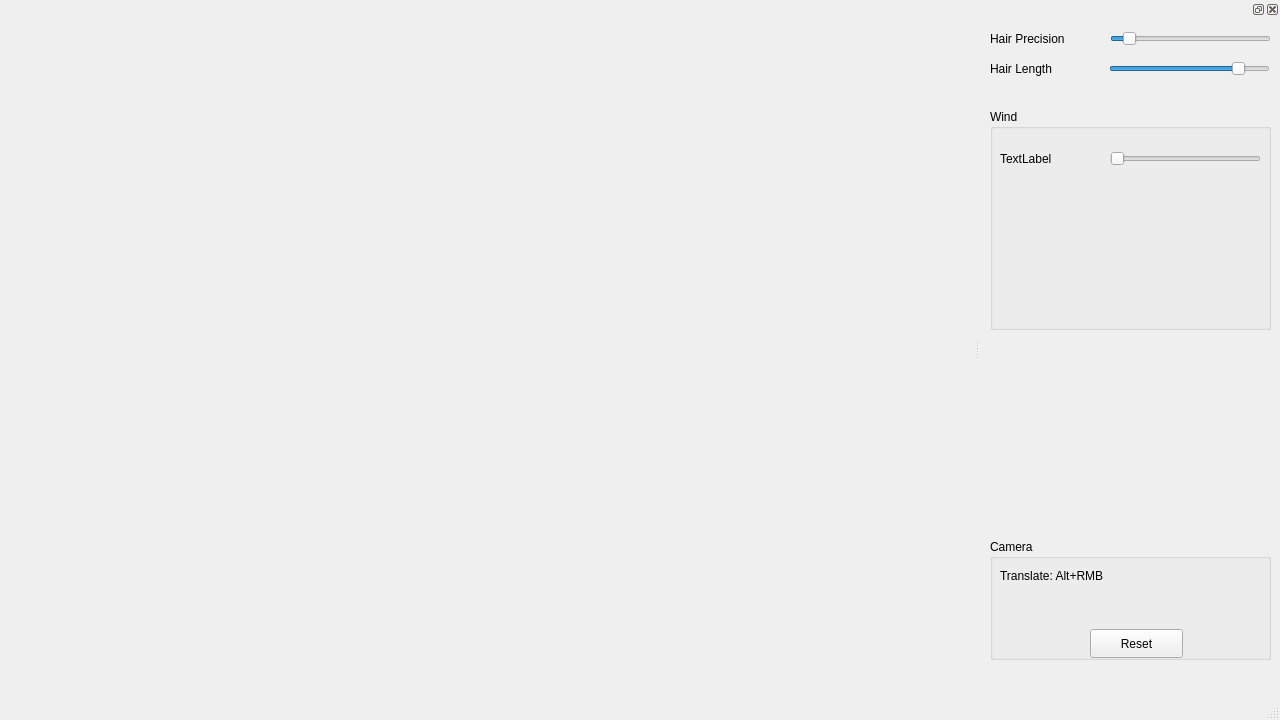
The window that HairSimulation/ui/mainwindow.ui (ihoung/HairStrandSimulation) describes before a commit, drawn with Qt 5.
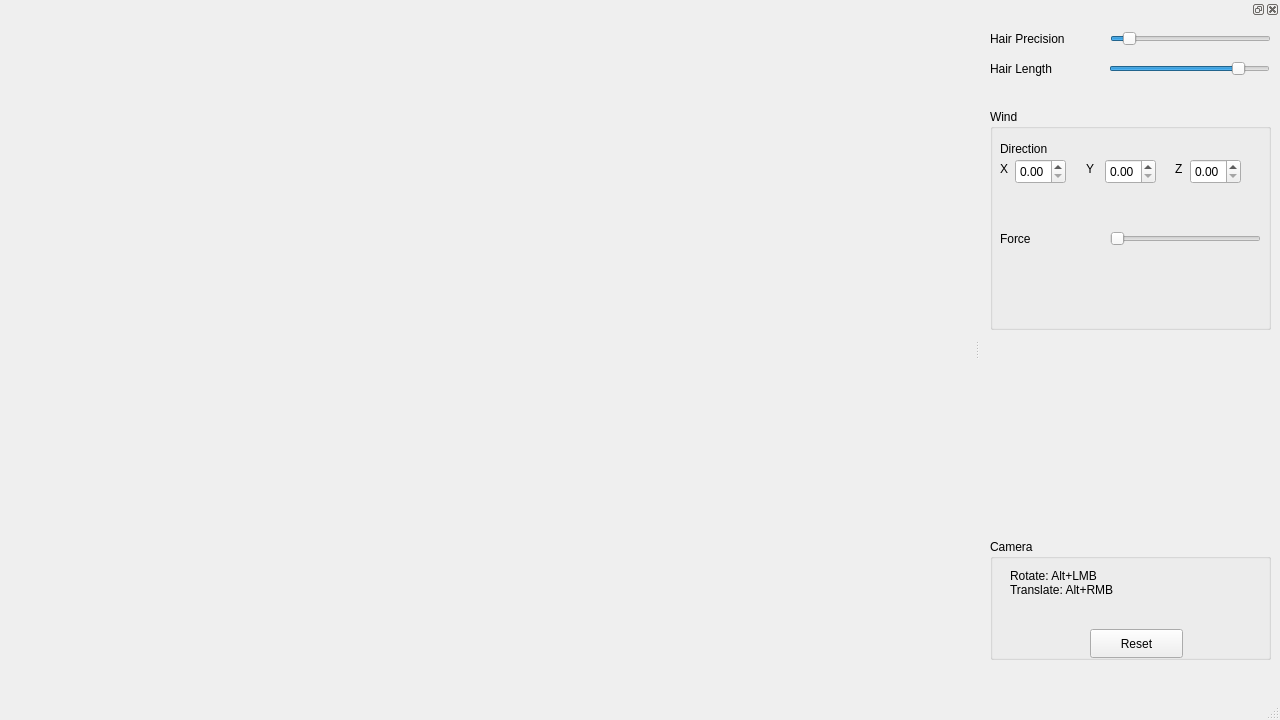
The same window after the commit.

Commit message: rotate camera

```diff
--- a/HairSimulation/ui/mainwindow.ui
+++ b/HairSimulation/ui/mainwindow.ui
@@ -96,14 +96,15 @@
      <widget class="QLabel" name="label">
       <property name="geometry">
        <rect>
-        <x>10</x>
+        <x>20</x>
         <y>30</y>
-        <width>261</width>
-        <height>31</height>
+        <width>251</width>
+        <height>41</height>
        </rect>
       </property>
       <property name="text">
-       <string>Translate: Alt+RMB</string>
+       <string>Rotate: Alt+LMB
+Translate: Alt+RMB</string>
       </property>
       <property name="alignment">
        <set>Qt::AlignLeading|Qt::AlignLeft|Qt::AlignTop</set>
@@ -152,7 +153,7 @@
       <rect>
        <x>10</x>
        <y>10</y>
-       <width>91</width>
+       <width>111</width>
        <height>20</height>
       </rect>
      </property>
@@ -165,7 +166,7 @@
       <rect>
        <x>10</x>
        <y>40</y>
-       <width>91</width>
+       <width>111</width>
        <height>20</height>
       </rect>
      </property>
@@ -217,20 +218,26 @@
       <property name="geometry">
        <rect>
         <x>10</x>
-        <y>40</y>
-        <width>81</width>
+        <y>120</y>
+        <width>101</width>
         <height>20</height>
        </rect>
       </property>
+      <property name="layoutDirection">
+       <enum>Qt::LeftToRight</enum>
+      </property>
+      <property name="locale">
+       <locale language="English" country="UnitedKingdom"/>
+      </property>
       <property name="text">
-       <string>TextLabel</string>
+       <string>Force</string>
       </property>
      </widget>
      <widget class="QSlider" name="horizontalSlider">
       <property name="geometry">
        <rect>
         <x>120</x>
-        <y>40</y>
+        <y>120</y>
         <width>151</width>
         <height>20</height>
        </rect>
@@ -239,6 +246,91 @@
        <enum>Qt::Horizontal</enum>
       </property>
      </widget>
+     <widget class="QLabel" name="label_5">
+      <property name="geometry">
+       <rect>
+        <x>10</x>
+        <y>29</y>
+        <width>81</width>
+        <height>21</height>
+       </rect>
+      </property>
+      <property name="locale">
+       <locale language="English" country="UnitedKingdom"/>
+      </property>
+      <property name="text">
+       <string>Direction</string>
+      </property>
+     </widget>
+     <widget class="QLabel" name="label_6">
+      <property name="geometry">
+       <rect>
+        <x>10</x>
+        <y>50</y>
+        <width>16</width>
+        <height>20</height>
+       </rect>
+      </property>
+      <property name="text">
+       <string>X</string>
+      </property>
+     </widget>
+     <widget class="QDoubleSpinBox" name="m_windDirX">
+      <property name="geometry">
+       <rect>
+        <x>25</x>
+        <y>50</y>
+        <width>51</width>
+        <height>25</height>
+       </rect>
+      </property>
+     </widget>
+     <widget class="QLabel" name="label_7">
+      <property name="geometry">
+       <rect>
+        <x>96</x>
+        <y>50</y>
+        <width>16</width>
+        <height>20</height>
+       </rect>
+      </property>
+      <property name="text">
+       <string>Y</string>
+      </property>
+     </widget>
+     <widget class="QDoubleSpinBox" name="m_windDirY">
+      <property name="geometry">
+       <rect>
+        <x>115</x>
+        <y>50</y>
+        <width>51</width>
+        <height>25</height>
+       </rect>
+      </property>
+     </widget>
+     <widget class="QLabel" name="label_8">
+      <property name="geometry">
+       <rect>
+        <x>185</x>
+        <y>50</y>
+        <width>16</width>
+        <height>20</height>
+       </rect>
+      </property>
+      <property name="text">
+       <string>Z</string>
+      </property>
+     </widget>
+     <widget class="QDoubleSpinBox" name="m_windDirZ">
+      <property name="geometry">
+       <rect>
+        <x>200</x>
+        <y>50</y>
+        <width>51</width>
+        <height>25</height>
+       </rect>
+      </property>
+     </widget>
     </widget>
    </widget>
   </widget>
```
Left out of the diff: 7 changed lines with no effect on the pictures. The commit also changes 5 other files.
